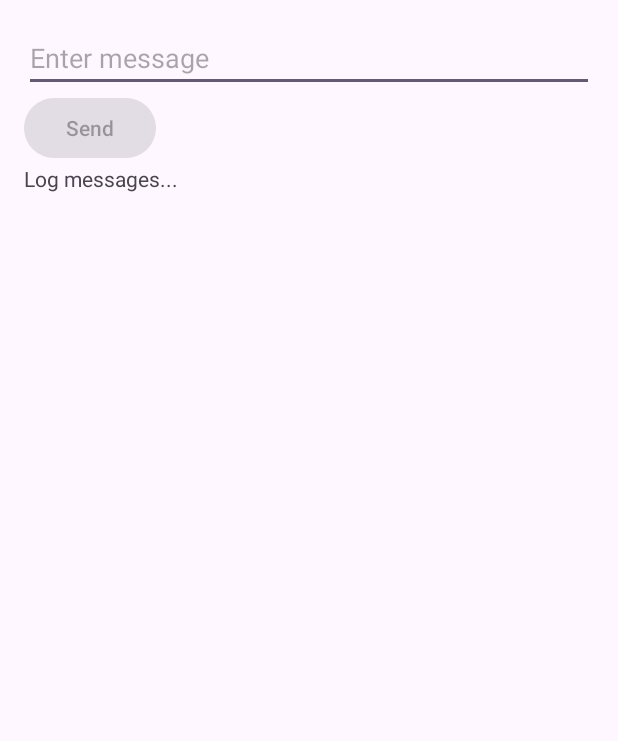
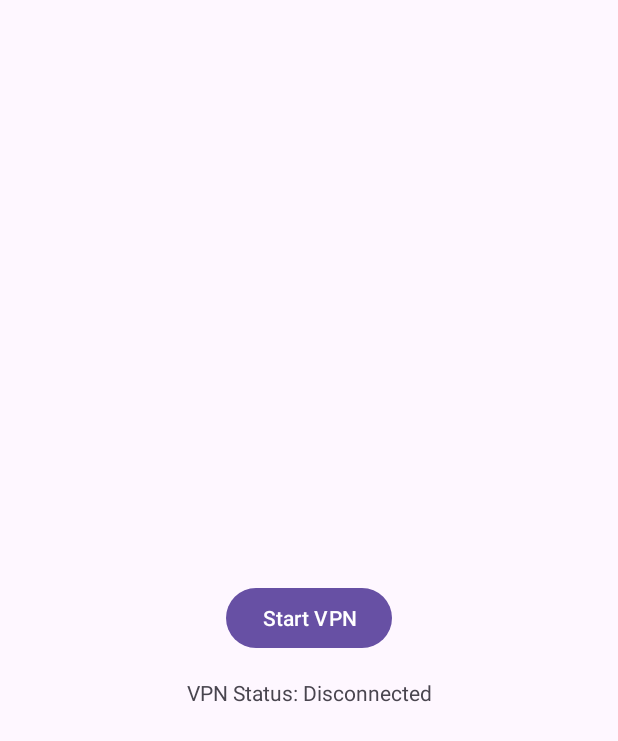
Before and after one commit to ARTANKIN/VpnF, an Android app: the layout activity_main.xml on its own in the app's theme, with its tools: preview values and no code run, on a phone screen of 412 x 824 dp. Shown: the top 741 px of the screen. Run offline under Robolectric (Android 15) with nearby library versions, the phone set to English and light mode, and no system bars.

Commit message:
часть

```diff
--- a/app/build.gradle.kts
+++ b/app/build.gradle.kts
@@ -15,6 +15,9 @@ android {
         versionName = "1.0"
 
         testInstrumentationRunner = "androidx.test.runner.AndroidJUnitRunner"
+    }
+    buildFeatures {
+        viewBinding = true
     }
 
     buildTypes {
--- a/app/src/main/res/layout/activity_main.xml
+++ b/app/src/main/res/layout/activity_main.xml
@@ -1,36 +1,28 @@
 <?xml version="1.0" encoding="utf-8"?>
-<LinearLayout
+<androidx.constraintlayout.widget.ConstraintLayout
     xmlns:android="http://schemas.android.com/apk/res/android"
+    xmlns:app="http://schemas.android.com/apk/res-auto"
     android:layout_width="match_parent"
-    android:layout_height="match_parent"
-    android:orientation="vertical"
-    android:padding="16dp">
+    android:layout_height="match_parent">
 
-    <!-- Добавляем ProgressBar -->
-    <ProgressBar
-        android:id="@+id/progressBar"
+    <Button
+        android:id="@+id/btnStartVPN"
         android:layout_width="wrap_content"
         android:layout_height="wrap_content"
-        android:layout_gravity="center"
-        android:visibility="gone"/>
+        android:text="Start VPN"
+        app:layout_constraintBottom_toBottomOf="parent"
+        app:layout_constraintEnd_toEndOf="parent"
+        app:layout_constraintStart_toStartOf="parent"
+        app:layout_constraintTop_toTopOf="parent" />
 
-    <EditText
-        android:id="@+id/etMessage"
-        android:layout_width="match_parent"
-        android:layout_height="wrap_content"
-        android:hint="Enter message"/>
-
-    <Button
-        android:id="@+id/btnSend"
+    <TextView
+        android:id="@+id/tvStatus"
         android:layout_width="wrap_content"
         android:layout_height="wrap_content"
-        android:text="Send"
-        android:enabled="false"/>
+        android:text="VPN Status: Disconnected"
+        android:layout_marginTop="16dp"
+        app:layout_constraintTop_toBottomOf="@id/btnStartVPN"
+        app:layout_constraintStart_toStartOf="parent"
+        app:layout_constraintEnd_toEndOf="parent"/>
 
-    <TextView
-        android:id="@+id/tvLog"
-        android:layout_width="match_parent"
-        android:layout_height="match_parent"
-        android:scrollbars="vertical"
-        android:text="Log messages..."/>
-</LinearLayout>
+</androidx.constraintlayout.widget.ConstraintLayout>
--- a/app/src/main/res/values/strings.xml
+++ b/app/src/main/res/values/strings.xml
@@ -1,3 +1,3 @@
 <resources>
-    <string name="app_name">VpnVKR</string>
+    <string name="app_name">VPN Client</string>
 </resources>
```
Also changed, not shown: app/src/main/AndroidManifest.xml (+13 -6 lines), app/src/main/java/com/example/vpnvkr/AndroidVPNClient.kt (added, +156 -0 lines), app/src/main/java/com/example/vpnvkr/CryptoHelper.kt (deleted, +0 -37 lines), app/src/main/java/com/example/vpnvkr/MainActivity.kt (+25 -159 lines), app/src/main/java/com/example/vpnvkr/TunnelManager.kt (deleted, +0 -46 lines).
